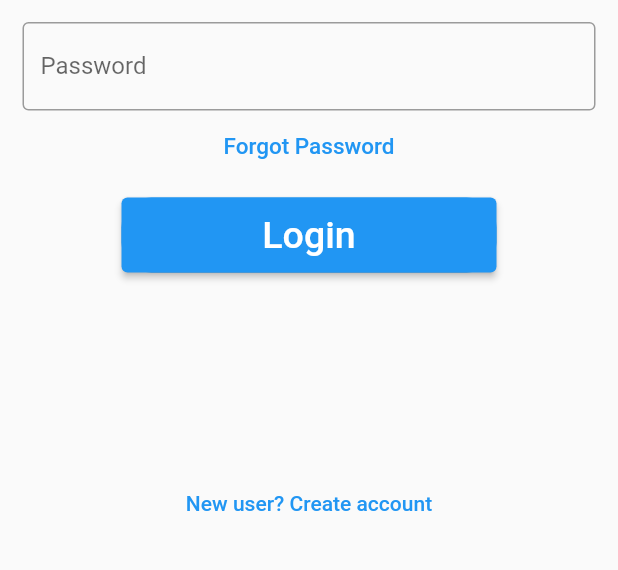
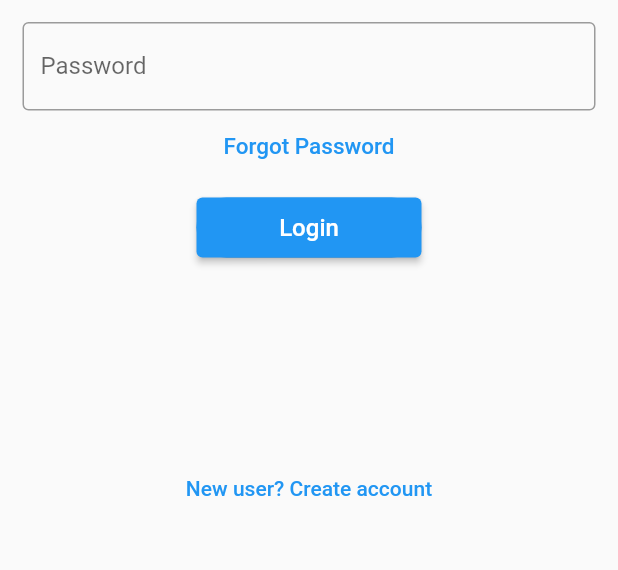
Before and after one commit to aryanPokharel/singo, a Flutter app: the screen it shows after launch, on a phone screen of 412 x 824 dp, the part 404-974 px from its top. Run offline on Flutter 3.47's test engine with Material 2 defaults, Android fonts, the phone set to English and light mode, and no system bars; our stand-ins replace country_code_picker, motion_toast.

Commit message:
login feature built

```diff
--- a/lib/screens/LoginScreen.dart
+++ b/lib/screens/LoginScreen.dart
@@ -2,6 +2,7 @@ import 'dart:convert';
 
 import 'package:flutter/material.dart';
 import 'package:http/http.dart' as http;
+import 'package:motion_toast/motion_toast.dart';
 import 'package:singo/constants.dart';
 
 class LoginScreen extends StatefulWidget {
@@ -12,19 +13,37 @@ class LoginScreen extends StatefulWidget {
 }
 
 class _LoginScreenState extends State<LoginScreen> {
+// Creating text controllers
+  var emailController = TextEditingController();
+  var passwordController = TextEditingController();
+
   Future authentication() async {
     http.Response response;
-    response = await http.post(Uri.parse("$baseUrl/users/"),
-        headers: {"Content-Type": "application/json"},
-        body: jsonEncode(<String, String>{
-          'fullname': "ram bahadur",
-          'email': "abc@yahoo.com",
-          'phone': "9876543210",
-          'dob': '2020/2/2'
-        }));
+    response = await http.post(
+      Uri.parse("$baseUrl/users/login"),
+      headers: {"Content-Type": "application/json"},
+      body: jsonEncode(
+        <String, String>{
+          'email': emailController.text,
+          'password': passwordController.text,
+        },
+      ),
+    );
 
     if (response.statusCode == 200) {
-      print("Connected");
+      if (response.body != "Not found") {
+        Navigator.pushNamed(context, "/homePage");
+      } else {
+        // ignore: use_build_context_synchronously
+        MotionToast(
+                primaryColor: Colors.red,
+                height: 50,
+                width: 320,
+                title: const Text("Failure!"),
+                description: const Text("Invalid credentials"),
+                icon: Icons.wrong_location)
+            .show(context);
+      }
     }
   }
 
@@ -48,23 +67,25 @@ class _LoginScreenState extends State<LoginScreen> {
                 ),
               ),
             ),
-            const Padding(
+            Padding(
               //padding: const EdgeInsets.only(left:15.0,right: 15.0,top:0,bottom: 0),
-              padding: EdgeInsets.symmetric(horizontal: 15),
+              padding: const EdgeInsets.symmetric(horizontal: 15),
               child: TextField(
-                decoration: InputDecoration(
+                controller: emailController,
+                decoration: const InputDecoration(
                     border: OutlineInputBorder(),
                     labelText: 'Email',
-                    hintText: 'Enter valid email id as abc@gmail.com'),
+                    hintText: 'Enter valid email address'),
               ),
             ),
-            const Padding(
-              padding:
-                  EdgeInsets.only(left: 15.0, right: 15.0, top: 15, bottom: 0),
+            Padding(
+              padding: const EdgeInsets.only(
+                  left: 15.0, right: 15.0, top: 15, bottom: 0),
               //padding: EdgeInsets.symmetric(horizontal: 15),
               child: TextField(
+                controller: passwordController,
                 obscureText: true,
-                decoration: InputDecoration(
+                decoration: const InputDecoration(
                     border: OutlineInputBorder(),
                     labelText: 'Password',
                     hintText: 'Enter secure password'),
@@ -83,18 +104,17 @@ class _LoginScreenState extends State<LoginScreen> {
               height: 10,
             ),
             Container(
-              height: 50,
-              width: 250,
+              height: 40,
+              width: 150,
               decoration: BoxDecoration(
                   color: Colors.blue, borderRadius: BorderRadius.circular(20)),
               child: ElevatedButton(
                 onPressed: () {
                   authentication();
-                  // Navigator.pushNamed(context, "/homePage");
                 },
                 child: const Text(
                   'Login',
-                  style: TextStyle(color: Colors.white, fontSize: 25),
+                  style: TextStyle(color: Colors.white, fontSize: 16),
                 ),
               ),
             ),
--- a/lib/screens/RegisterScreen.dart
+++ b/lib/screens/RegisterScreen.dart
@@ -143,7 +143,7 @@ class _RegisterScreenState extends State<RegisterScreen> {
                   decoration: const InputDecoration(
                       border: OutlineInputBorder(),
                       labelText: 'Email',
-                      hintText: 'Enter valid email id as abc@gmail.com'),
+                      hintText: 'Enter valid email address'),
                 ),
               ),
               const SizedBox(
```
Also changed, not shown: 1 other file.
